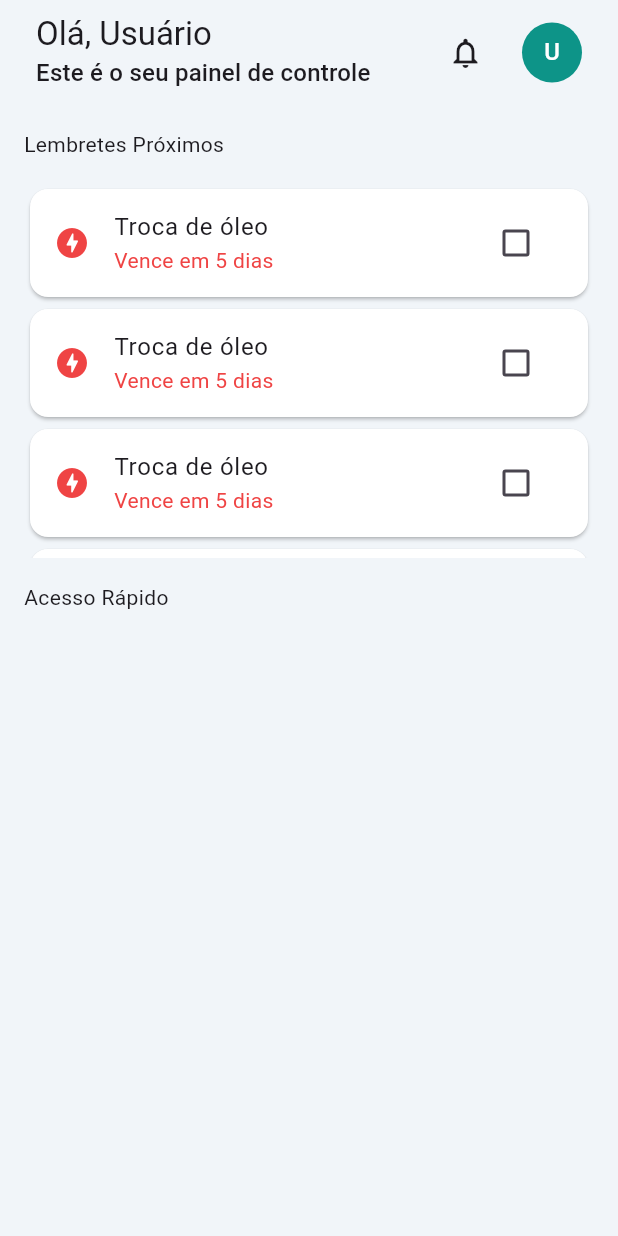
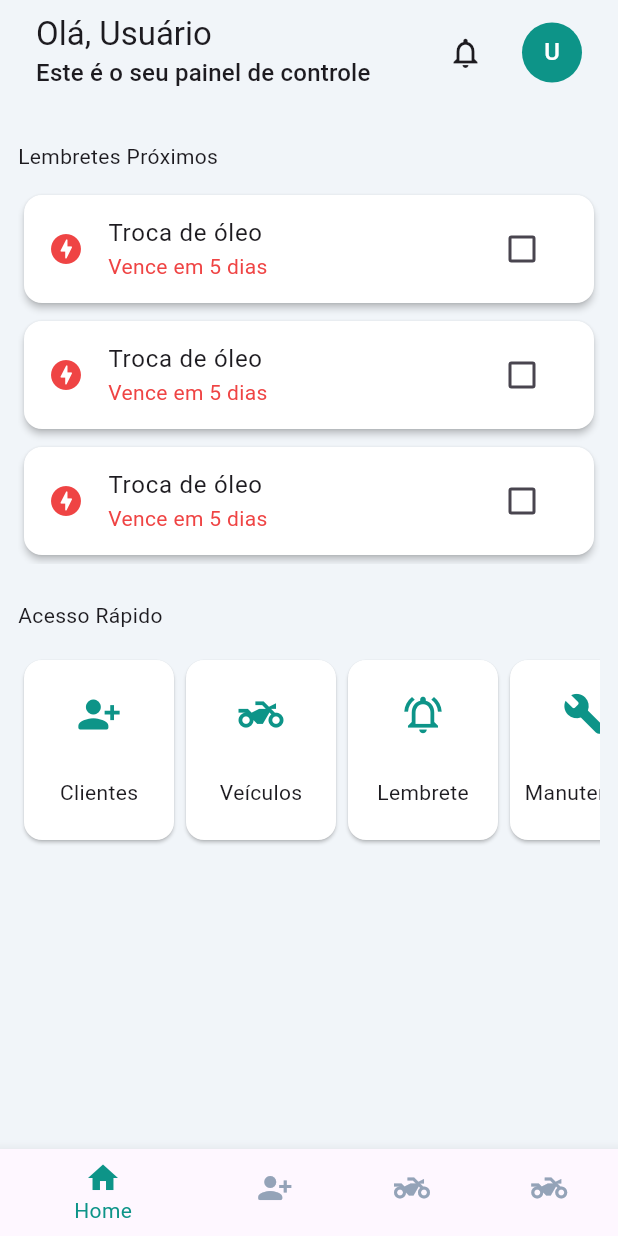
Before and after one commit to marceloboas10/motApp, a Flutter app: the screen it shows after launch, on a phone screen of 412 x 824 dp. Run offline on Flutter 3.47's test engine with Material 3 defaults, Android fonts, the phone set to English and light mode, and no system bars; our stand-ins replace cloud_firestore, firebase_auth, firebase_core; accounts and stored records are empty.

Commit message:
bottomnavigationbar

```diff
--- /dev/null
+++ b/lib/app/components/quick_access_component.dart
@@ -0,0 +1,24 @@
+import 'package:flutter/material.dart';
+import 'package:motapp/app/widgets/quick_access_card_widget.dart';
+
+class QuickAccessComponent extends StatelessWidget {
+  const QuickAccessComponent({super.key});
+
+  @override
+  Widget build(BuildContext context) {
+    return Row(
+      children: [
+        QuickAccessCardWidget(
+          title: 'Clientes',
+          icon: Icons.person_add_alt_1_rounded,
+        ),
+        QuickAccessCardWidget(title: 'Veículos', icon: Icons.two_wheeler_sharp),
+        QuickAccessCardWidget(
+          title: 'Lembrete',
+          icon: Icons.notifications_active_outlined,
+        ),
+        QuickAccessCardWidget(title: 'Manutenção', icon: Icons.build_rounded),
+      ],
+    );
+  }
+}
--- a/lib/app/components/reminder_home_component.dart
+++ b/lib/app/components/reminder_home_component.dart
@@ -8,7 +8,8 @@ class ReminderHomeComponent extends StatelessWidget {
   Widget build(BuildContext context) {
     return SizedBox(
       height: 250,
-      child: ListView.builder(
+      child: ListView.separated(
+        separatorBuilder: (context, index) => SizedBox(height: 4),
         itemCount: 14,
         itemBuilder: (context, index) => ReminderWidget(),
       ),
--- a/lib/app/motapp.dart
+++ b/lib/app/motapp.dart
@@ -1,6 +1,5 @@
 import 'package:flutter/material.dart';
 import 'package:motapp/app/pages/home_page.dart';
-import 'package:motapp/app/pages/login_page.dart';
 import 'package:motapp/app/theme/app_theme.dart';
 
 class Motapp extends StatelessWidget {
--- a/lib/app/pages/home_page.dart
+++ b/lib/app/pages/home_page.dart
@@ -1,8 +1,7 @@
 import 'package:flutter/material.dart';
-import 'package:motapp/app/components/reminder_home_component.dart';
-import 'package:motapp/app/widgets/reminder_widget.dart';
+import 'package:motapp/app/pages/create_account_page.dart';
+import 'package:motapp/app/pages/menu_home_page.dart';
 import 'package:motapp/app/theme/light/light_colors.dart';
-import 'package:motapp/app/widgets/home_app_bar_widget.dart';
 
 class HomePage extends StatefulWidget {
   const HomePage({super.key});
@@ -12,32 +11,41 @@ class HomePage extends StatefulWidget {
 }
 
 class _HomePageState extends State<HomePage> {
+  int _currentPage = 0;
+
   @override
   Widget build(BuildContext context) {
+    final List<Widget> pages = [MenuHomePage(), CreateAccountPage()];
+
     return SafeArea(
       child: Scaffold(
-        appBar: HomeAppBarWidget(
-          title: 'Olá, Usuário',
-          subtitle: 'Este é o seu painel de controle',
+        bottomNavigationBar: BottomNavigationBar(
+          selectedItemColor: LightColors.iconColorGreen,
+          selectedIconTheme: IconThemeData(color: LightColors.iconColorGreen),
+          unselectedIconTheme: IconThemeData(color: LightColors.gray),
+          items: const [
+            BottomNavigationBarItem(icon: Icon(Icons.home), label: 'Home'),
+            BottomNavigationBarItem(
+              icon: Icon(Icons.person_add_alt_1_rounded),
+              label: 'Clientes',
+            ),
+            BottomNavigationBarItem(
+              icon: Icon(Icons.two_wheeler_sharp),
+              label: 'Veículos',
+            ),
+            BottomNavigationBarItem(
+              icon: Icon(Icons.two_wheeler_sharp),
+              label: 'Lembretes',
+            ),
+          ],
+          currentIndex: _currentPage,
+          onTap: (index) {
+            setState(() {
+              _currentPage = index;
+            });
+          },
         ),
-        body: Padding(
-          padding: const EdgeInsets.all(16.0),
-          child: Column(
-            crossAxisAlignment: CrossAxisAlignment.start,
-            children: [
-              Padding(
-                padding: const EdgeInsets.only(bottom: 16.0),
-                child: Text('Lembretes Próximos'),
-              ),
-              ReminderHomeComponent(),
-              Padding(
-                padding: const EdgeInsets.only(top: 16, bottom: 16),
-                child: Text('Acesso Rápido'),
-
-              ),Row(children: [],)
-            ],
-          ),
-        ),
+        body: pages.elementAt(_currentPage),
       ),
     );
   }
--- /dev/null
+++ b/lib/app/pages/menu_home_page.dart
@@ -0,0 +1,41 @@
+import 'package:flutter/material.dart';
+import 'package:motapp/app/components/quick_access_component.dart';
+import 'package:motapp/app/components/reminder_home_component.dart';
+import 'package:motapp/app/widgets/home_app_bar_widget.dart';
+
+class MenuHomePage extends StatelessWidget {
+  const MenuHomePage({super.key});
+
+  @override
+  Widget build(BuildContext context) {
+    return SafeArea(
+      child: Scaffold(
+        appBar: HomeAppBarWidget(
+          title: 'Olá, Usuário',
+          subtitle: 'Este é o seu painel de controle',
+        ),
+        body: Padding(
+          padding: const EdgeInsets.all(12.0),
+          child: Column(
+            crossAxisAlignment: CrossAxisAlignment.start,
+            children: [
+              Padding(
+                padding: const EdgeInsets.only(top: 12, bottom: 12.0),
+                child: Text('Lembretes Próximos'),
+              ),
+              ReminderHomeComponent(),
+              Padding(
+                padding: const EdgeInsets.only(top: 24, bottom: 16),
+                child: Text('Acesso Rápido'),
+              ),
+              SingleChildScrollView(
+                scrollDirection: Axis.horizontal,
+                child: QuickAccessComponent(),
+              ),
+            ],
+          ),
+        ),
+      ),
+    );
+  }
+}
--- a/lib/app/theme/light/light_colors.dart
+++ b/lib/app/theme/light/light_colors.dart
@@ -4,7 +4,7 @@ class LightColors {
   static const primaryBlue = Color(0xFF2370ec);
   static const backgaundLogin = Color(0xFF1F2937);
   static const buttonRed = Color(0xFFEF4444);
-  static const gray = Color(0XFFA8A8A8);
+  static const gray = Color(0XFF94a3b8);
   static const lightGray = Color(0xFFDBDBDB);
   static const scafoldBackgroud = Color(0xFFf1f5f9);
   static const iconColorGreen = Color(0xFF0d9488);
--- /dev/null
+++ b/lib/app/widgets/quick_access_card_widget.dart
@@ -0,0 +1,32 @@
+import 'package:flutter/material.dart';
+import 'package:motapp/app/theme/light/light_colors.dart';
+
+class QuickAccessCardWidget extends StatelessWidget {
+  const QuickAccessCardWidget({super.key,required this.title, required this.icon});
+
+  final String title;
+  final IconData icon;
+
+  @override
+  Widget build(BuildContext context) {
+    return Card(
+      color: Colors.white,
+      child: Container(
+        height: 120,
+        width: 100,
+        padding: EdgeInsets.all(8),
+        child: Column(
+          mainAxisAlignment: MainAxisAlignment.spaceAround,
+          children: [
+            Icon(
+              icon,
+              color: LightColors.iconColorGreen,
+              size: 30,
+            ),
+            Text(title),
+          ],
+        ),
+      ),
+    );
+  }
+}
--- a/lib/app/widgets/reminder_widget.dart
+++ b/lib/app/widgets/reminder_widget.dart
@@ -14,6 +14,7 @@ class _ReminderHomeState extends State<ReminderWidget> {
   @override
   Widget build(BuildContext context) {
     return Card(
+      elevation: 2,
       color: Colors.white,
       child: ListTile(
         leading: Icon(Icons.offline_bolt_rounded, color: LightColors.buttonRed),
```
